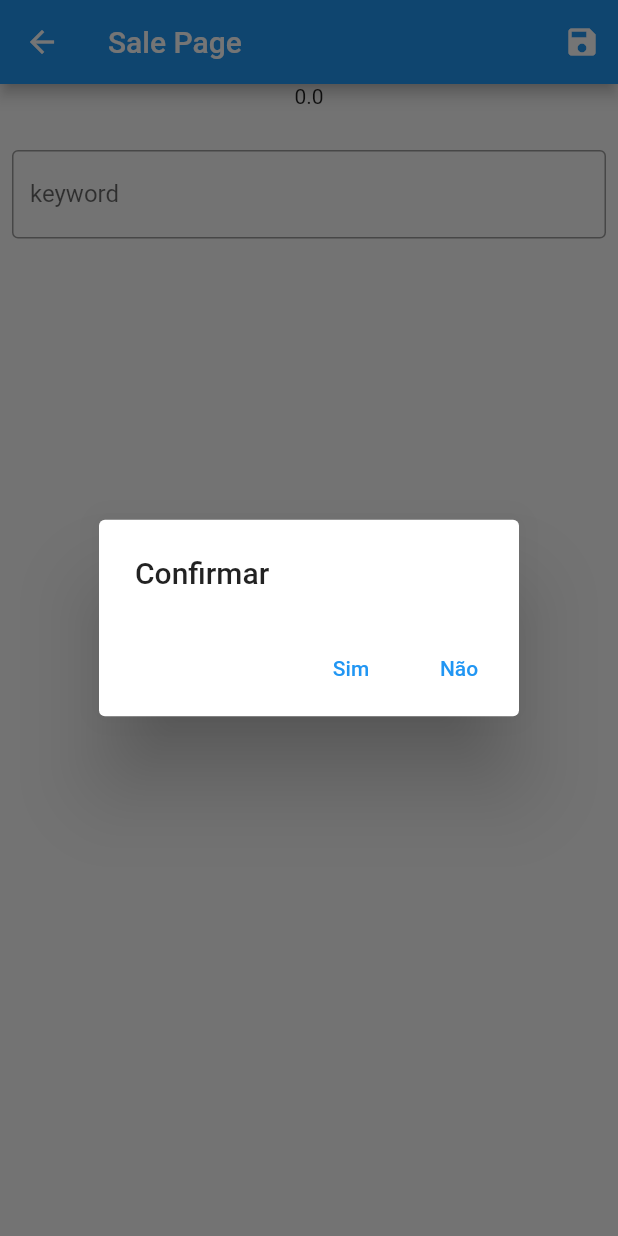
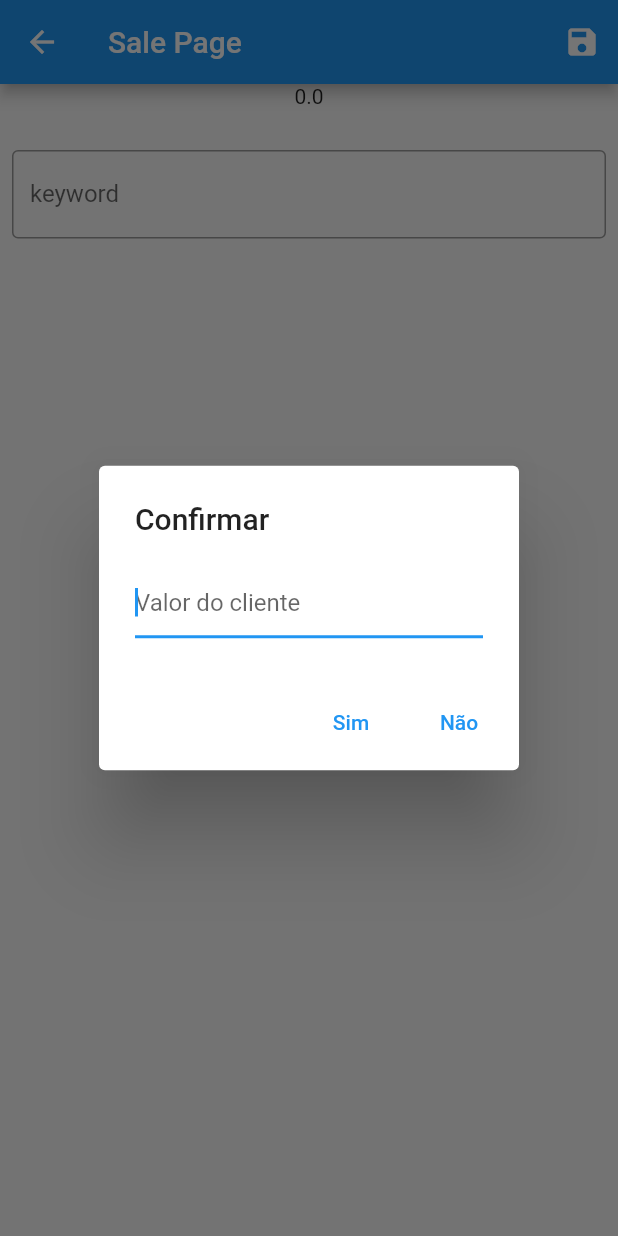
Before and after one commit to Gabriel-Spinola/Flutter-CRM, a Flutter app: the SalePage screen opened by its route, after a tap on the "save" icon, on a phone screen of 412 x 824 dp. Run offline on Flutter 3.47's test engine with Material 2 defaults, Android fonts, the phone set to English and light mode, and no system bars; our stand-ins replace gap, sqflite, sqflite_common_ffi; accounts and stored records are empty.

Commit message:
display change

```diff
--- a/crm_app/lib/Views/sale_page.dart
+++ b/crm_app/lib/Views/sale_page.dart
@@ -25,9 +25,10 @@ class SalePage extends StatefulWidget {
 class _SalePageState extends State<SalePage> {
   final GlobalKey<FormState> _form = GlobalKey<FormState>();
 
-  final TextEditingController _editingController = TextEditingController();
+  final TextEditingController _newQuantityController = TextEditingController();
+  final TextEditingController _changeController = TextEditingController();
+  final Map<String, double> _pricing = {};
 
-  Map<String, double> _pricing = {};
   List<SaleModel> _sales = [];
 
   double _total = 0.0;
@@ -75,6 +76,18 @@ class _SalePageState extends State<SalePage> {
               context: context,
               builder: (context) => AlertDialog(
                 title: const Text("Confirmar"),
+                content: TextField(
+                  keyboardType:
+                      const TextInputType.numberWithOptions(decimal: true),
+                  inputFormatters: <TextInputFormatter>[
+                    FilteringTextInputFormatter.allow(RegExp(r'^\d*\.?\d*$')),
+                  ],
+                  autofocus: true,
+                  decoration: const InputDecoration(
+                    hintText: "Valor do cliente",
+                  ),
+                  controller: _changeController,
+                ),
                 actions: <Widget>[
                   TextButton(
                     child: const Text("Sim"),
@@ -85,8 +98,22 @@ class _SalePageState extends State<SalePage> {
                             .delete(sale.id!, unitSaleTable);
                       }
 
+                      _total = 0.0;
                       _refresh();
                       Navigator.of(context).pop();
+
+                      double change =
+                          int.parse(_changeController.text) - _total;
+
+                      showDialog(
+                        context: context,
+                        builder: (context) => Dialog(
+                          child: Padding(
+                            padding: const EdgeInsets.all(20.0),
+                            child: Text("O troco é $change"),
+                          ),
+                        ),
+                      );
                     },
                   ),
                   TextButton(
@@ -110,13 +137,6 @@ class _SalePageState extends State<SalePage> {
                 ListView.builder(
                   itemCount: _sales.length,
                   itemBuilder: (context, index) {
-                    /*if (index > 0) {
-                      _total = _sales[index - 1].totalPrice +
-                          _sales[index].totalPrice;
-                    } else {
-                      _total = _sales[index].totalPrice;
-                    }*/
-
                     return SaleTile(
                       sale: _sales[index],
                       refresh: _refresh,
@@ -154,13 +174,13 @@ class _SalePageState extends State<SalePage> {
             decoration: const InputDecoration(
               hintText: "Insira a quantidade",
             ),
-            controller: _editingController,
+            controller: _newQuantityController,
           ),
           actions: <Widget>[
             TextButton(
               child: const Text("Submit"),
               onPressed: () {
-                int quantity = int.parse(_editingController.text);
+                int quantity = int.parse(_newQuantityController.text);
 
                 context.read<DatabaseProvider>().update(
                       SaleModel(
@@ -271,7 +291,7 @@ class _SalePageState extends State<SalePage> {
 
   @override
   void dispose() {
-    _editingController.dispose();
+    _newQuantityController.dispose();
 
     super.dispose();
   }
```
